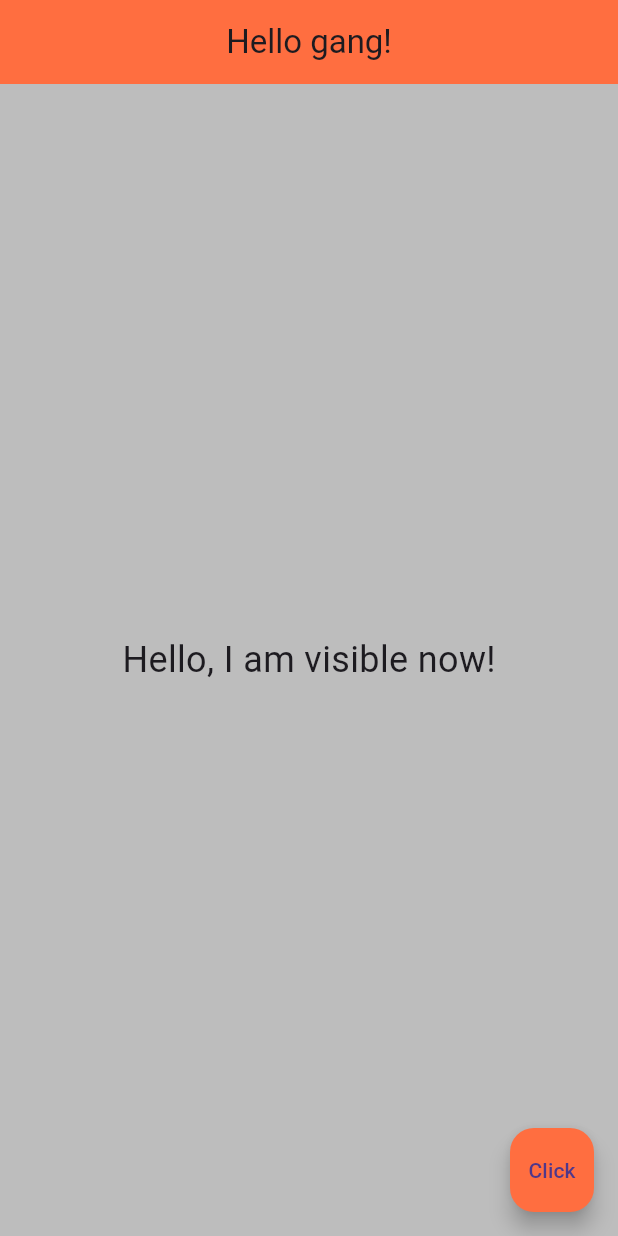
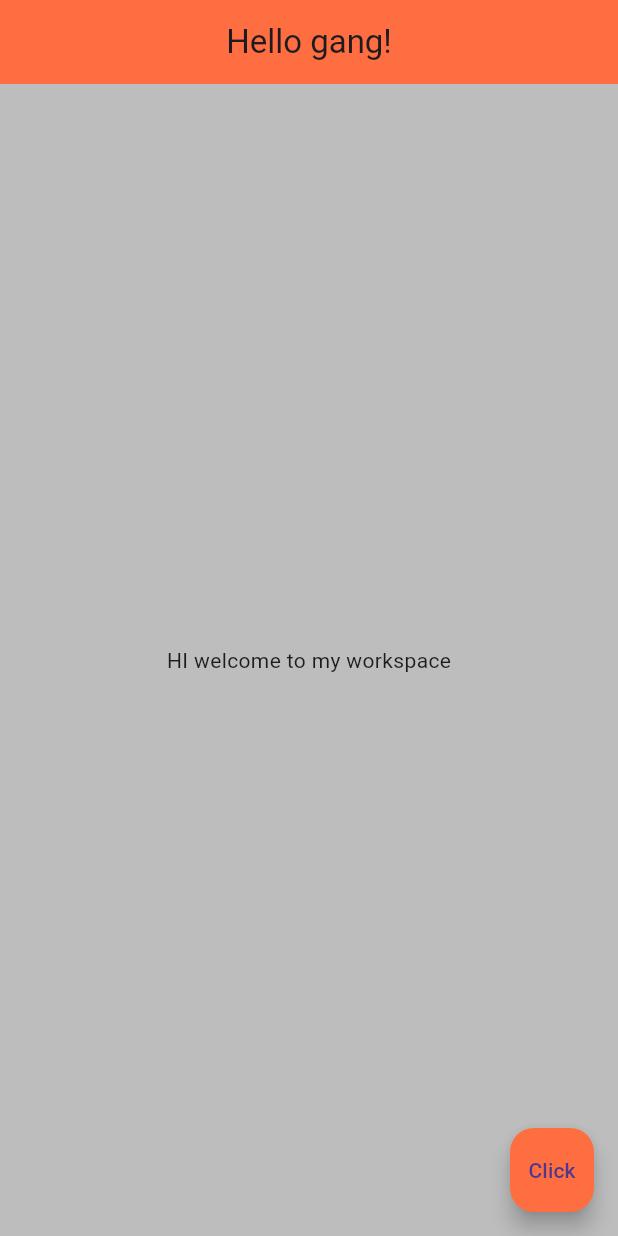
Before and after one commit to Abbas-shah10/flutter-start, a Flutter app: the screen it shows after launch, after a tap on "Click", on a phone screen of 412 x 824 dp. Run offline on Flutter 3.47's test engine with Material 3 defaults, Android fonts, the phone set to English and light mode, and no system bars.

Commit message:
a little fix

```diff
--- a/lib/main.dart
+++ b/lib/main.dart
@@ -12,12 +12,11 @@ class HomePage extends StatefulWidget {
 class _HomePageState extends State<HomePage> {
   bool isVisible = false;
 
-  void toggleVisibility() {
+ void toggleVisibility() {
     setState(() {
       isVisible = !isVisible;
     });
   }
-
   @override
   Widget build(BuildContext context) {
     return Scaffold(
@@ -30,12 +29,7 @@ class _HomePageState extends State<HomePage> {
         color: Colors.grey[400],
         width: double.infinity,
         child: Center(
-          child: isVisible
-              ? const Text(
-                  "Hello, I am visible now!",
-                  style: TextStyle(fontSize: 24),
-                )
-              : const Text("Click The Button to see Magic"),
+          child: isVisible ?  Text("HI welcome to my workspace") : Text(''),
         ),
       ),
       floatingActionButton: FloatingActionButton(
```
